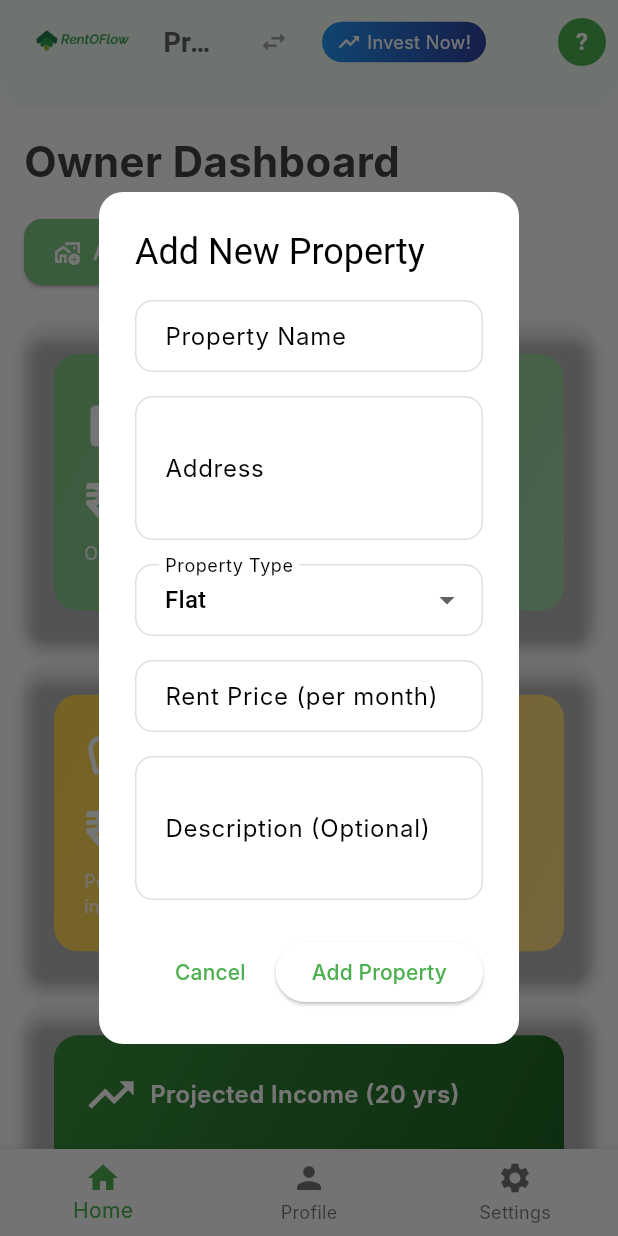
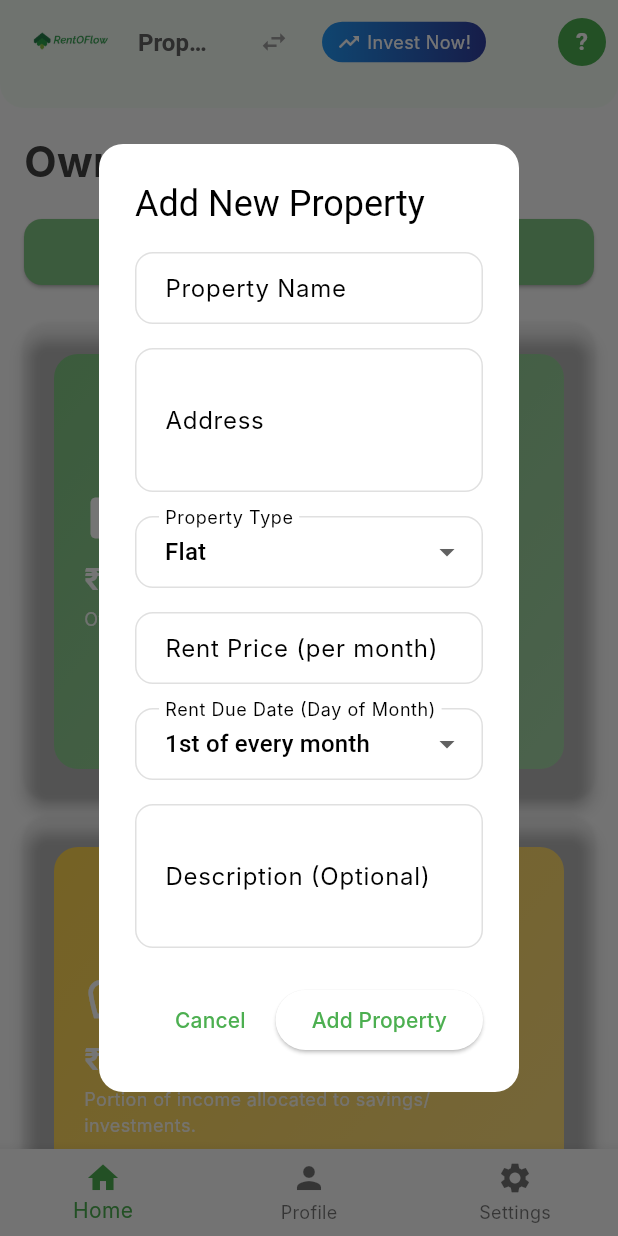
Before and after one commit to chkiran248/rentoflow, a Flutter app: the screen it shows once a user with an empty profile is signed in, after a tap on "Add New Property", on a phone screen of 412 x 824 dp. Run offline on Flutter 3.47's test engine with Material 3 defaults, Android fonts, the phone set to English and light mode, and no system bars; our stand-ins replace cloud_firestore, firebase_auth, firebase_core; accounts and stored records are empty; Roboto replaces fonts that are missing (Inter).

Commit message:
made mobile friendly

```diff
--- a/lib/common/widgets.dart
+++ b/lib/common/widgets.dart
@@ -53,14 +53,18 @@ class DashboardAppBar extends StatelessWidget implements PreferredSizeWidget {
         children: [
           Image.asset(
             'assets/RentOFlow.png',
-            height: 30,
+            height: MediaQuery.of(context).size.width > 600 ? 30 : 24,
             fit: BoxFit.contain,
           ),
           const SizedBox(width: 8),
           Expanded(
             child: Text(
               title,
-              style: TextStyle(fontSize: 18, fontWeight: FontWeight.bold, color: Colors.grey[700]),
+              style: TextStyle(
+                fontSize: MediaQuery.of(context).size.width > 600 ? 18 : 16,
+                fontWeight: FontWeight.bold,
+                color: Colors.grey[700]
+              ),
               overflow: TextOverflow.ellipsis,
             ),
           ),
--- a/lib/screens/owner_dashboard_screen.dart
+++ b/lib/screens/owner_dashboard_screen.dart
@@ -27,9 +27,11 @@ class _OwnerDashboardScreenState extends State<OwnerDashboardScreen> {
   final TextEditingController _rentPriceController = TextEditingController();
   final TextEditingController _descriptionController = TextEditingController();
   String _selectedPropertyType = 'Flat';
+  int _selectedDueDate = 1;
   final List<String> _propertyTypes = [
     'Flat', 'Shared', 'Land', 'Hostel/PG', 'Co-Living', 'Studio'
   ];
+  final List<int> _dueDates = List.generate(28, (index) => index + 1);
 
   @override
   void dispose() {
@@ -64,6 +66,7 @@ class _OwnerDashboardScreenState extends State<OwnerDashboardScreen> {
       'address': _addressController.text,
       'type': _selectedPropertyType,
       'rentPrice': double.tryParse(_rentPriceController.text) ?? 0.0,
+      'rentDueDate': _selectedDueDate,
       'status': 'Vacant',
       'description': _descriptionController.text,
       'photos': ['https://placehold.co/600x400/2ca24a/ffffff?text=Property'],
@@ -156,11 +159,15 @@ class _OwnerDashboardScreenState extends State<OwnerDashboardScreen> {
   }
 
   Widget _buildActionButtons(BuildContext context) {
+    final isSmallScreen = MediaQuery.of(context).size.width < 600;
+
     return Wrap(
-      spacing: 12.0,
-      runSpacing: 12.0,
+      spacing: 8.0,
+      runSpacing: 8.0,
       children: [
-        ElevatedButton.icon(
+        SizedBox(
+          width: isSmallScreen ? double.infinity : null,
+          child: ElevatedButton.icon(
             onPressed: () {
               _showAddPropertyModal(context);
             },
@@ -169,8 +176,12 @@ class _OwnerDashboardScreenState extends State<OwnerDashboardScreen> {
             style: ElevatedButton.styleFrom(
               backgroundColor: const Color(0xFF81C784),
               foregroundColor: Colors.white,
-            padding: const EdgeInsets.symmetric(horizontal: 20, vertical: 12),
+              padding: EdgeInsets.symmetric(
+                horizontal: isSmallScreen ? 16 : 20,
+                vertical: 12
+              ),
               shape: RoundedRectangleBorder(borderRadius: BorderRadius.circular(12)),
+            ),
           ),
         ),
       ],
@@ -203,10 +214,10 @@ class _OwnerDashboardScreenState extends State<OwnerDashboardScreen> {
         return GridView.count(
           shrinkWrap: true,
           physics: const NeverScrollableScrollPhysics(),
-          crossAxisCount: MediaQuery.of(context).size.width > 700 ? 3 : 1,
-          crossAxisSpacing: 16.0,
-          mainAxisSpacing: 16.0,
-          childAspectRatio: 1.8,
+          crossAxisCount: MediaQuery.of(context).size.width > 600 ? 2 : 1,
+          crossAxisSpacing: 12.0,
+          mainAxisSpacing: 12.0,
+          childAspectRatio: MediaQuery.of(context).size.width > 600 ? 1.5 : 1.2,
           children: [
             _buildFinancialCard(
               context,
@@ -278,10 +289,12 @@ class _OwnerDashboardScreenState extends State<OwnerDashboardScreen> {
                 Expanded(
                   child: Text(
                     title,
-                    style: const TextStyle(
-                        fontSize: 16,
+                    style: TextStyle(
+                        fontSize: MediaQuery.of(context).size.width > 600 ? 16 : 14,
                         fontWeight: FontWeight.w600,
                         color: Colors.white),
+                    overflow: TextOverflow.ellipsis,
+                    maxLines: 2,
                   ),
                 ),
               ],
@@ -289,10 +302,11 @@ class _OwnerDashboardScreenState extends State<OwnerDashboardScreen> {
             const SizedBox(height: 8),
             Text(
               value,
-              style: const TextStyle(
-                  fontSize: 32,
+              style: TextStyle(
+                  fontSize: MediaQuery.of(context).size.width > 600 ? 28 : 20,
                   fontWeight: FontWeight.bold,
                   color: Colors.white),
+              overflow: TextOverflow.ellipsis,
             ),
             const SizedBox(height: 4),
             Text(
@@ -425,6 +439,24 @@ class _OwnerDashboardScreenState extends State<OwnerDashboardScreen> {
                       keyboardType: TextInputType.number,
                     ),
                     const SizedBox(height: 16),
+                    DropdownButtonFormField<int>(
+                      value: _selectedDueDate,
+                      decoration: const InputDecoration(labelText: 'Rent Due Date (Day of Month)'),
+                      items: _dueDates.map((int day) {
+                        return DropdownMenuItem<int>(
+                          value: day,
+                          child: Text('$day${_getOrdinalSuffix(day)} of every month'),
+                        );
+                      }).toList(),
+                      onChanged: (int? newValue) {
+                        if (newValue != null) {
+                          setModalState(() {
+                            _selectedDueDate = newValue;
+                          });
+                        }
+                      },
+                    ),
+                    const SizedBox(height: 16),
                     TextField(
                       controller: _descriptionController,
                       decoration: const InputDecoration(labelText: 'Description (Optional)'),
@@ -442,6 +474,7 @@ class _OwnerDashboardScreenState extends State<OwnerDashboardScreen> {
                     _rentPriceController.clear();
                     _descriptionController.clear();
                     _selectedPropertyType = 'Flat';
+                    _selectedDueDate = 1;
                   },
                   child: const Text('Cancel'),
                 ),
@@ -458,4 +491,14 @@ class _OwnerDashboardScreenState extends State<OwnerDashboardScreen> {
       },
     );
   }
+
+  String _getOrdinalSuffix(int day) {
+    if (day >= 11 && day <= 13) return 'th';
+    switch (day % 10) {
+      case 1: return 'st';
+      case 2: return 'nd';
+      case 3: return 'rd';
+      default: return 'th';
     }
+  }
+}
```
Also changed, not shown: lib/screens/super_admin_dashboard_screen.dart (+4 -3 lines), lib/screens/tenant_dashboard_screen.dart (+103 -4 lines), lib/services/reminder_service.dart (added, +101 -0 lines). Lines whose indentation alone changed are shown as unchanged.
